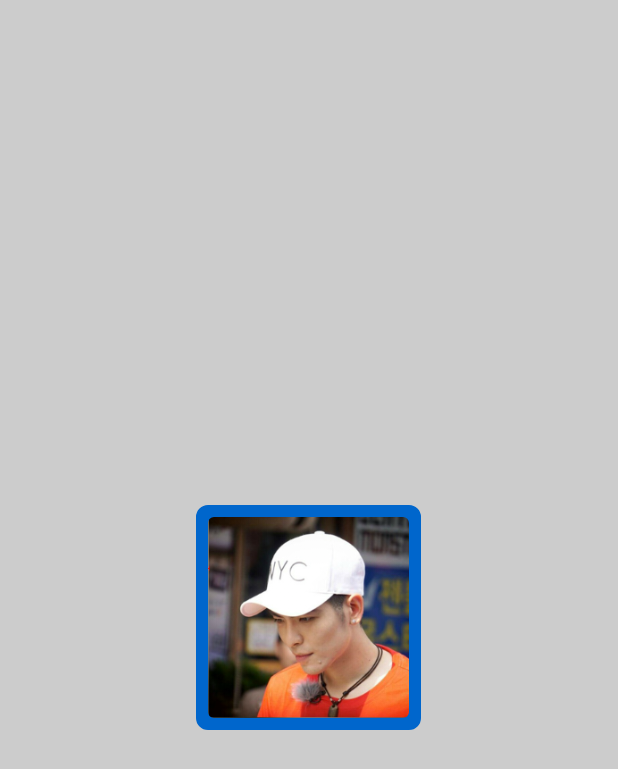
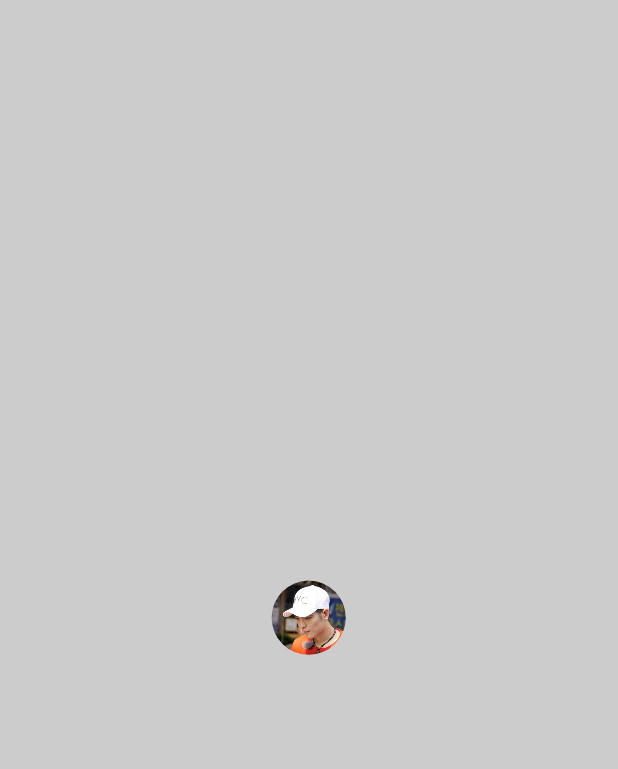
Before and after one commit to wartstone/CustomView, an Android app: the screen it shows after launch (MainActivity), on a phone screen of 412 x 824 dp. Shown: the top 769 px of the screen. Run offline under Robolectric (Android 15) with nearby library versions, the phone set to English and light mode, and no system bars; 1 statement that could not run was skipped.

Commit message:
Add support for RoundImage.

```diff
--- a/app/src/main/java/com/hill/customview/glidedemo/RoundImage.java
+++ b/app/src/main/java/com/hill/customview/glidedemo/RoundImage.java
@@ -1,14 +1,22 @@
 package com.hill.customview.glidedemo;
 
 import android.content.Context;
+import android.content.res.TypedArray;
 import android.graphics.Bitmap;
 import android.graphics.BitmapFactory;
 import android.graphics.BitmapShader;
 import android.graphics.Canvas;
+import android.graphics.Color;
 import android.graphics.Matrix;
 import android.graphics.Paint;
+import android.graphics.PorterDuff;
+import android.graphics.PorterDuffXfermode;
+import android.graphics.Rect;
 import android.graphics.RectF;
 import android.graphics.Shader;
+import android.graphics.Xfermode;
+import android.graphics.drawable.BitmapDrawable;
+import android.graphics.drawable.Drawable;
 import android.util.AttributeSet;
 import android.view.LayoutInflater;
 import android.widget.ImageView;
@@ -23,6 +31,9 @@ public class RoundImage extends ImageView {
     private String TAG = "hill/RoundImage";
 
     private Context mContext;
+
+    private RoundDrawable mDrawable;
+    private int mRadius;
 
     private Paint mPaint;
     private Shader mShader;
@@ -39,26 +50,66 @@ public class RoundImage extends ImageView {
         super(context, attrs, defStyleAttr);
         mContext = context;
 
-        initView();
-    }
-
-    private void initView() {
         mPaint = new Paint();
         mPaint.setAntiAlias(true);
 
+        TypedArray typedArray = context.obtainStyledAttributes(attrs, R.styleable.RoundImage, defStyleAttr, 0);
+        mRadius = typedArray.getInt(R.styleable.RoundImage_riv_radius, 0);
+
+        typedArray.recycle();
     }
 
     @Override
     public void onDraw(Canvas canvas) {
-        super.onDraw(canvas);
-        int width = getMeasuredWidth();
-        int height = getMeasuredHeight();
+//        super.onDraw(canvas);
+//        mDrawable.draw(canvas);
 
-        if (width==height) {
-            canvas.drawCircle(getMeasuredWidth()/2, getMeasuredHeight()/2, getMeasuredWidth()<getMeasuredHeight()?getMeasuredWidth()/2:getMeasuredHeight()/2, mPaint);
-        }
-        else {
-            canvas.drawRoundRect(new RectF(10, 10, width-10, height-10), 10, 10, mPaint);
-        }
+
+        Drawable drawable = getDrawable();
+        if(drawable == null)
+            return;
+
+        if(getWidth() == 0 || getHeight() == 0)
+            return;
+
+        if(! (drawable instanceof BitmapDrawable))
+            return;
+
+        Bitmap b = ((BitmapDrawable) drawable).getBitmap();
+        if(b == null)
+            return;
+
+        Bitmap bitmap = b.copy(Bitmap.Config.ARGB_8888, true);
+        int w = getWidth();
+
+        Bitmap circleBitmap = getCircleBitmap(bitmap, w);
+        canvas.drawBitmap(circleBitmap, 0, 0, null);
+    }
+
+    private Bitmap getCircleBitmap(Bitmap bitmap, int radius) {
+        Bitmap sbitmap;
+        if(bitmap.getWidth() != radius || bitmap.getHeight() != radius)
+            sbitmap = Bitmap.createScaledBitmap(bitmap, radius, radius, false);
+        else
+            sbitmap = bitmap;
+
+        Bitmap output = Bitmap.createBitmap(2 * radius, 2 * radius, Bitmap.Config.ARGB_8888);
+        Canvas canvas = new Canvas(output);
+
+        final Paint paint = new Paint();
+        paint.setAntiAlias(true);
+        paint.setFilterBitmap(true);
+        paint.setDither(true);
+        paint.setColor(Color.parseColor("#BAB399"));
+
+        final Rect rect = new Rect(0, 0, 2 * radius, 2 * radius);
+
+        canvas.drawARGB(0, 0, 0, 0);
+        canvas.drawCircle(sbitmap.getWidth() / 2 + 0.7f, sbitmap.getHeight() / 2 + 0.7f, sbitmap.getWidth() / 2 + 0.1f, paint);
+
+        paint.setXfermode(new PorterDuffXfermode(PorterDuff.Mode.SRC_IN));
+        canvas.drawBitmap(sbitmap, rect, rect, paint);
+
+        return output;
     }
 }
--- a/app/src/main/res/layout/activity_main.xml
+++ b/app/src/main/res/layout/activity_main.xml
@@ -1,6 +1,7 @@
 <?xml version="1.0" encoding="utf-8"?>
 <FrameLayout xmlns:android="http://schemas.android.com/apk/res/android"
     xmlns:tools="http://schemas.android.com/tools"
+    xmlns:app="http://schemas.android.com/apk/res-auto"
     android:id="@+id/activity_main"
     android:layout_width="match_parent"
     android:layout_height="match_parent"
@@ -8,12 +9,19 @@
     tools:context="com.hill.customview.MainActivity"
     android:background="#cccccc">
 
-    <com.hill.customview.customdrawable.AnimatedStateBorderImageView
-        android:layout_width="150dip"
-        android:layout_height="150dip"
+    <!--<com.hill.customview.customdrawable.AnimatedStateBorderImageView-->
+        <!--android:layout_width="150dip"-->
+        <!--android:layout_height="150dip"-->
+        <!--android:layout_gravity="center"-->
+        <!--android:padding="8dip"-->
+        <!--android:clickable="true"-->
+        <!--android:src="@mipmap/cartitem_img"/>-->
+
+    <com.hill.customview.glidedemo.RoundImage
+        android:layout_width="50dip"
+        android:layout_height="50dip"
         android:layout_gravity="center"
-        android:padding="8dip"
-        android:clickable="true"
+        app:riv_radius="25dip"
         android:src="@mipmap/cartitem_img"/>
 
 </FrameLayout>
--- a/app/src/main/res/values/attrs.xml
+++ b/app/src/main/res/values/attrs.xml
@@ -32,4 +32,10 @@
             <enum name="mirror" value="2" />
         </attr>
     </declare-styleable>
+
+    <declare-styleable name="RoundImage">
+        <attr name="riv_radius" format="dimension"/>
+        <attr name="riv_color" format="color"/>
+        <attr name="riv_lingshan" format="dimension"/>
+    </declare-styleable>
 </resources>
```
Also changed, not shown: app/src/main/java/com/hill/customview/glidedemo/RoundDrawable.java (added, +52 -0 lines).
